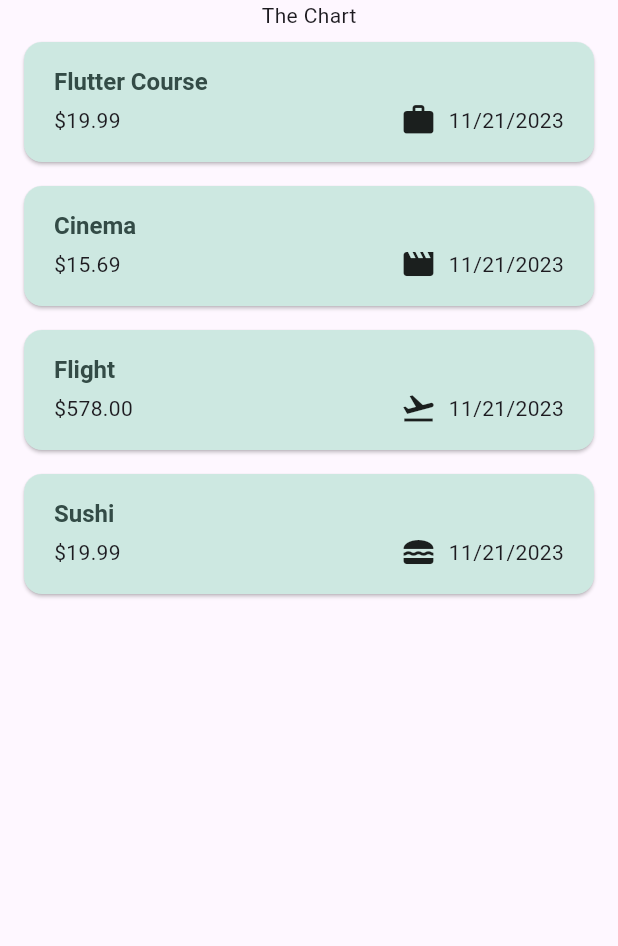
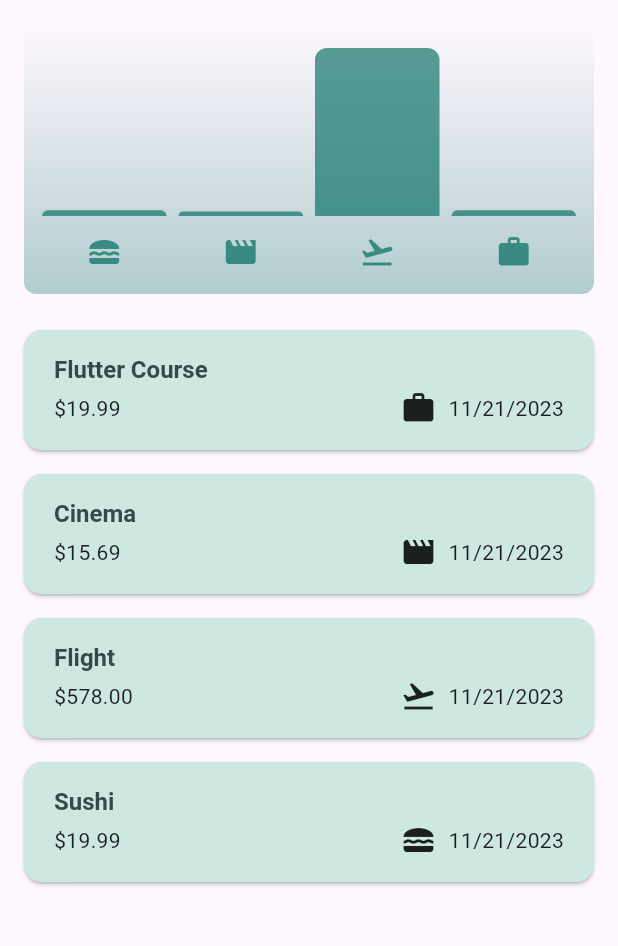
Before and after one commit to simpleittools/expense_tracker, a Flutter app: the screen it shows after launch, on a phone screen of 412 x 824 dp, the part 84-1030 px from its top. Run offline on Flutter 3.47's test engine with Material 3 defaults, Android fonts, the phone set to English and light mode, and no system bars.

Commit message:
Build the Charts and integrate with the expenses.dart. Build the new ExpenseBucket Class in expense.dart.

```diff
--- a/lib/models/expense.dart
+++ b/lib/models/expense.dart
@@ -38,3 +38,28 @@
     return formatter.format(date);
   }
 }
+
+class ExpenseBucket {
+  const ExpenseBucket({
+    required this.category,
+    required this.expenses,
+  });
+
+  ExpenseBucket.forCategory(List<Expense> allExpenses, this.category)
+      : expenses = allExpenses
+            .where((expense) => expense.category == category)
+            .toList();
+
+  final Category category;
+  final List<Expense> expenses;
+
+  double get totalExpenses {
+    double sum = 0;
+
+    for (final expense in expenses) {
+      sum += expense.amount;
+    }
+
+    return sum;
+  }
+}
--- /dev/null
+++ b/lib/widgets/chart/chart.dart
@@ -0,0 +1,88 @@
+import 'package:expense_tracker/models/expense.dart';
+import 'package:expense_tracker/widgets/chart/chart_bar.dart';
+import 'package:flutter/material.dart';
+
+class Chart extends StatelessWidget {
+  const Chart({super.key, required this.expenses});
+
+  final List<Expense> expenses;
+
+  List<ExpenseBucket> get buckets {
+    return [
+      ExpenseBucket.forCategory(expenses, Category.food),
+      ExpenseBucket.forCategory(expenses, Category.leisure),
+      ExpenseBucket.forCategory(expenses, Category.travel),
+      ExpenseBucket.forCategory(expenses, Category.work),
+    ];
+  }
+
+  double get maxTotalExpense {
+    double maxTotalExpense = 0;
+
+    for (final bucket in buckets) {
+      if (bucket.totalExpenses > maxTotalExpense) {
+        maxTotalExpense = bucket.totalExpenses;
+      }
+    }
+    return maxTotalExpense;
+  }
+
+  @override
+  Widget build(BuildContext context) {
+    final isDarkMode =
+        MediaQuery.of(context).platformBrightness == Brightness.dark;
+    return Container(
+      margin: const EdgeInsets.all(16),
+      padding: const EdgeInsets.symmetric(
+        vertical: 16,
+        horizontal: 8,
+      ),
+      width: double.infinity,
+      height: 180,
+      decoration: BoxDecoration(
+        borderRadius: BorderRadius.circular(8),
+        gradient: LinearGradient(
+          colors: [
+            Theme.of(context).colorScheme.primary.withOpacity(0.3),
+            Theme.of(context).colorScheme.primary.withOpacity(0.0),
+          ],
+          begin: Alignment.bottomCenter,
+          end: Alignment.topCenter,
+        ),
+      ),
+      child: Column(
+        children: [
+          Expanded(
+            child: Row(crossAxisAlignment: CrossAxisAlignment.end, children: [
+              for (final bucket in buckets)
+                ChartBar(
+                  fill: bucket.totalExpenses / maxTotalExpense,
+                )
+            ]),
+          ),
+          const SizedBox(height: 12),
+          Row(
+            children: buckets
+                .map(
+                  (bucket) => Expanded(
+                    child: Padding(
+                      padding: const EdgeInsets.symmetric(horizontal: 4),
+                      child: Icon(
+                        categoryIcons[bucket.category],
+                        color: isDarkMode
+                            ? Theme.of(context).colorScheme.secondary
+                            : Theme.of(context)
+                                .colorScheme
+                                .primary
+                                .withOpacity(0.7),
+                      ),
+                    ),
+                  ),
+                )
+                .toList(),
+          )
+        ],
+      ),
+    );
+  }
+}
--- /dev/null
+++ b/lib/widgets/chart/chart_bar.dart
@@ -0,0 +1,34 @@
+import 'package:flutter/material.dart';
+
+class ChartBar extends StatelessWidget {
+  const ChartBar({
+    super.key,
+    required this.fill,
+  });
+
+  final double fill;
+
+  @override
+  Widget build(BuildContext context) {
+    final isDarkMode =
+        MediaQuery.of(context).platformBrightness == Brightness.dark;
+    return Expanded(
+      child: Padding(
+        padding: const EdgeInsets.symmetric(horizontal: 4),
+        child: FractionallySizedBox(
+          heightFactor: fill,
+          child: DecoratedBox(
+            decoration: BoxDecoration(
+              shape: BoxShape.rectangle,
+              borderRadius:
+                  const BorderRadius.vertical(top: Radius.circular(8)),
+              color: isDarkMode
+                  ? Theme.of(context).colorScheme.secondary
+                  : Theme.of(context).colorScheme.primary.withOpacity(0.65),
+            ),
+          ),
+        ),
+      ),
+    );
+  }
+}
--- a/lib/widgets/expenses.dart
+++ b/lib/widgets/expenses.dart
@@ -1,3 +1,4 @@
+import 'package:expense_tracker/widgets/chart/chart.dart';
 import 'package:expense_tracker/widgets/expenses_list/expenses_list.dart';
 import 'package:expense_tracker/widgets/new_expense.dart';
 import 'package:flutter/material.dart';
@@ -100,7 +101,7 @@
       ),
       body: Column(
         children: [
-          const Text("The Chart"),
+          Chart(expenses: _registeredExpenses),
           Expanded(
             child: mainContent,
           ),
```
